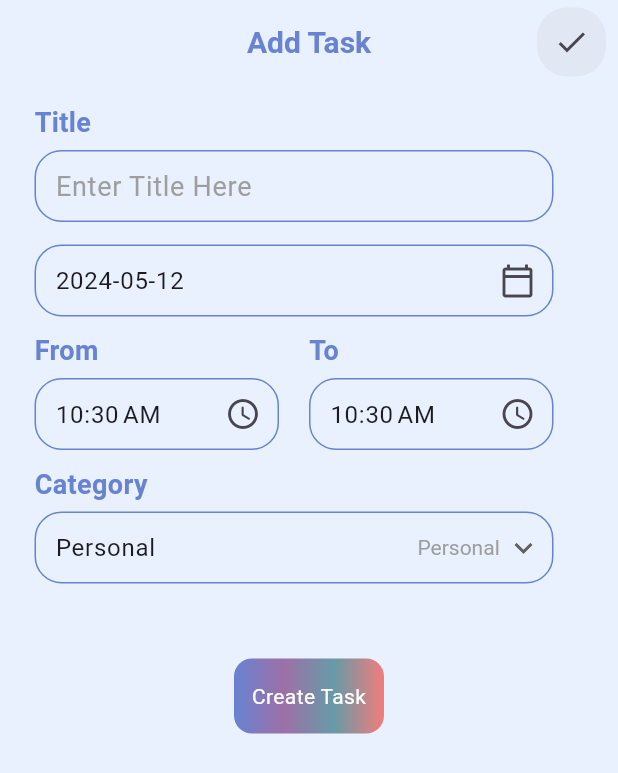
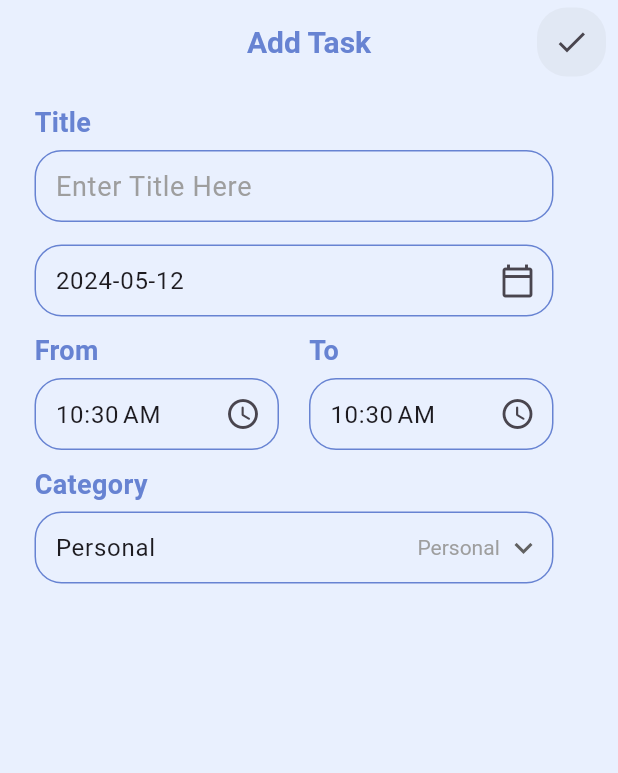
Before and after one commit to HasnaaMostafa/TEKNOSOFT-To-Do-List-App-, a Flutter app: the AddTaskViewBody screen opened directly, on a phone screen of 412 x 824 dp. Shown: the top 773 px of the screen. Run offline on Flutter 3.47's test engine with Material 3 defaults, Android fonts, the phone set to English and light mode, and no system bars; our stand-ins replace bloc, easy_date_timeline, flutter_bloc, hive, hive_flutter, shared_preferences and 1 more; accounts and stored records are empty.

Commit message:
some changes ...

```diff
--- a/lib/core/widgets/add_task_button.dart
+++ b/lib/core/widgets/add_task_button.dart
@@ -1,13 +1,8 @@
 import 'package:flutter/material.dart';
 
 class AddTaskButton extends StatelessWidget {
-  const AddTaskButton(
-      {super.key,
-      required this.buttonName,
-      required this.onTap,
-      this.isLoading = false});
+  const AddTaskButton({super.key, required this.onTap, this.isLoading = false});
 
-  final String buttonName;
   final VoidCallback onTap;
   final bool isLoading;
 
@@ -41,10 +36,9 @@ class AddTaskButton extends StatelessWidget {
                             color: Colors.white,
                           ),
                         )
-                      : Text(
-                          buttonName,
-                          style: const TextStyle(
-                              color: Colors.white, fontSize: 14),
+                      : const Text(
+                          "",
+                          style: TextStyle(color: Colors.white, fontSize: 14),
                         )),
             ),
           )
--- a/lib/features/task/presentation/views/widgets/add_task_view_body.dart
+++ b/lib/features/task/presentation/views/widgets/add_task_view_body.dart
@@ -60,9 +60,7 @@ class AddTaskViewBody extends StatelessWidget {
                     absorbing: state is AddTaskLoadingState ? true : false,
                     child: const SingleChildScrollView(
                         physics: BouncingScrollPhysics(),
-                        child: BuildTaskDetails(
-                          buttonName: "Create Task",
-                        )),
+                        child: BuildTaskDetails()),
                   );
                 }),
               ),
--- a/lib/features/task/presentation/views/widgets/build_task_details.dart
+++ b/lib/features/task/presentation/views/widgets/build_task_details.dart
@@ -1,11 +1,6 @@
 import 'package:flutter/material.dart';
-import 'package:flutter_bloc/flutter_bloc.dart';
 
 import '../../../../../core/constants/constants.dart';
-import '../../../../../core/widgets/add_task_button.dart';
-import '../../../data/models/task_model.dart';
-import '../../manager/add_task_cubit/add_task_cubit.dart';
-import '../../manager/add_task_cubit/add_task_state.dart';
 import 'custom_date_text_field.dart';
 import 'custom_drop_menu_category.dart';
 import 'custom_text_field.dart';
@@ -14,10 +9,7 @@ import 'custom_time_text_fields.dart';
 class BuildTaskDetails extends StatelessWidget {
   const BuildTaskDetails({
     super.key,
-    required this.buttonName,
   });
-
-  final String buttonName;
 
   @override
   Widget build(BuildContext context) {
@@ -97,31 +89,30 @@ class BuildTaskDetails extends StatelessWidget {
         const SizedBox(
           height: 40,
         ),
-        BlocBuilder<AddTaskCubit, AddTaskState>(
-          builder: (context, state) {
-            return AddTaskButton(
-              isLoading: state is AddTaskLoadingState ? true : false,
-              onTap: () {
-                if (formKey.currentState!.validate()) {
-                  formKey.currentState!.save();
-
-                  var taskModel = TaskModel(
-                      priority: "",
-                      isCompleted: false,
-                      date: date!,
-                      time: "$timeFrom:$timeTo",
-                      title: title!,
-                      category: category!);
-
-                  BlocProvider.of<AddTaskCubit>(context).addTask(taskModel);
-                } else {
-                  autoValidateMode = AutovalidateMode.always;
-                }
-              },
-              buttonName: buttonName,
-            );
-          },
-        ),
+        // BlocBuilder<AddTaskCubit, AddTaskState>(
+        //   builder: (context, state) {
+        //     return AddTaskButton(
+        //       isLoading: state is AddTaskLoadingState ? true : false,
+        //       onTap: () {
+        //         if (formKey.currentState!.validate()) {
+        //           formKey.currentState!.save();
+        //
+        //           var taskModel = TaskModel(
+        //               priority: "",
+        //               isCompleted: false,
+        //               date: date!,
+        //               time: "$timeFrom:$timeTo",
+        //               title: title!,
+        //               category: category!);
+        //
+        //           BlocProvider.of<AddTaskCubit>(context).addTask(taskModel);
+        //         } else {
+        //           autoValidateMode = AutovalidateMode.always;
+        //         }
+        //       },
+        //     );
+        //   },
+        // ),
       ],
     );
   }
--- a/lib/features/up_coming/presentation/views/widgets/custom_app_bar.dart
+++ b/lib/features/up_coming/presentation/views/widgets/custom_app_bar.dart
@@ -43,7 +43,9 @@ class CustomAppBar extends StatelessWidget {
                     BlocProvider.of<TaskCubit>(context).fetchTasks();
                   },
                 )
-              : IconButton(onPressed: () {}, icon: const Icon(Icons.more_horiz))
+              : const SizedBox(
+                  width: 50,
+                )
         ],
       ),
     );
```
